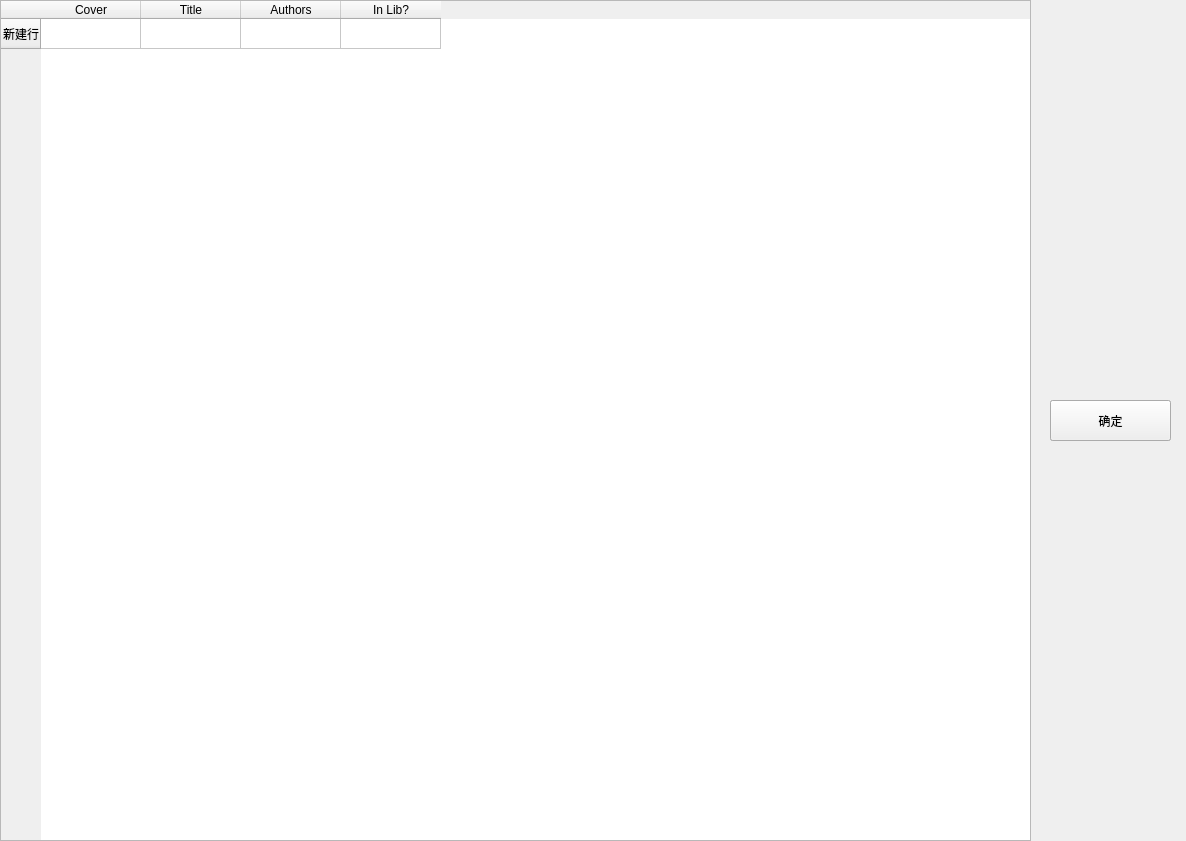
Before: the Qt Designer form UI/result_page.ui in Shrimpwr/Ugokanai-dai-toshokan, drawn with Qt 5.
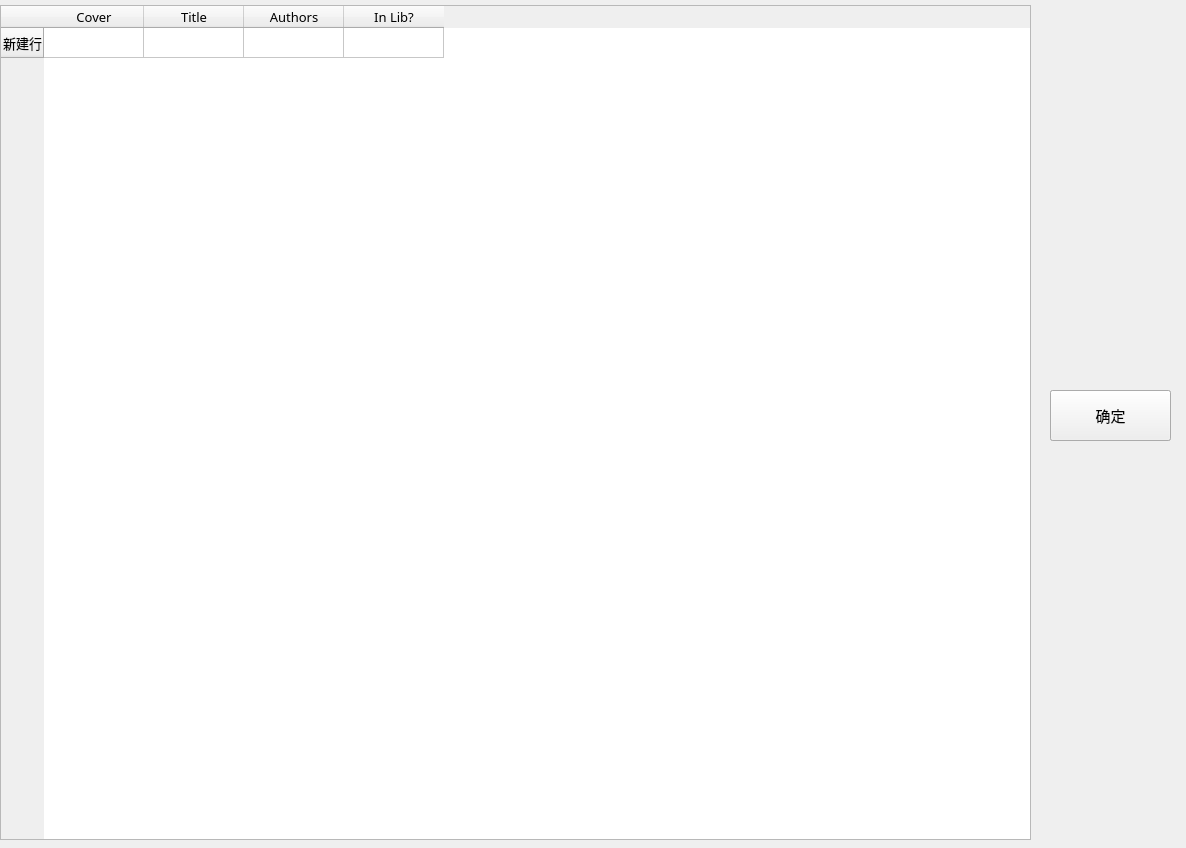
After: the same form once the commit is applied.

The edit to the form file:
```diff
--- a/UI/result_page.ui
+++ b/UI/result_page.ui
@@ -7,7 +7,7 @@
     <x>0</x>
     <y>0</y>
     <width>1186</width>
-    <height>841</height>
+    <height>848</height>
    </rect>
   </property>
   <property name="windowTitle">
@@ -17,11 +17,17 @@
    <property name="geometry">
     <rect>
      <x>0</x>
-     <y>0</y>
+     <y>5</y>
      <width>1031</width>
-     <height>841</height>
+     <height>835</height>
     </rect>
    </property>
+   <property name="font">
+    <font>
+     <family>微软雅黑</family>
+     <pointsize>10</pointsize>
+    </font>
+   </property>
    <row>
     <property name="text">
      <string>新建行</string>
@@ -52,11 +58,17 @@
    <property name="geometry">
     <rect>
      <x>1050</x>
-     <y>400</y>
+     <y>390</y>
      <width>121</width>
-     <height>41</height>
+     <height>51</height>
     </rect>
    </property>
+   <property name="font">
+    <font>
+     <family>幼圆</family>
+     <pointsize>11</pointsize>
+    </font>
+   </property>
    <property name="text">
     <string>添加到本地</string>
    </property>
@@ -65,11 +77,17 @@
    <property name="geometry">
     <rect>
      <x>1050</x>
-     <y>400</y>
+     <y>390</y>
      <width>121</width>
-     <height>41</height>
+     <height>51</height>
     </rect>
    </property>
+   <property name="font">
+    <font>
+     <family>幼圆</family>
+     <pointsize>11</pointsize>
+    </font>
+   </property>
    <property name="text">
     <string>确定</string>
    </property>
```
